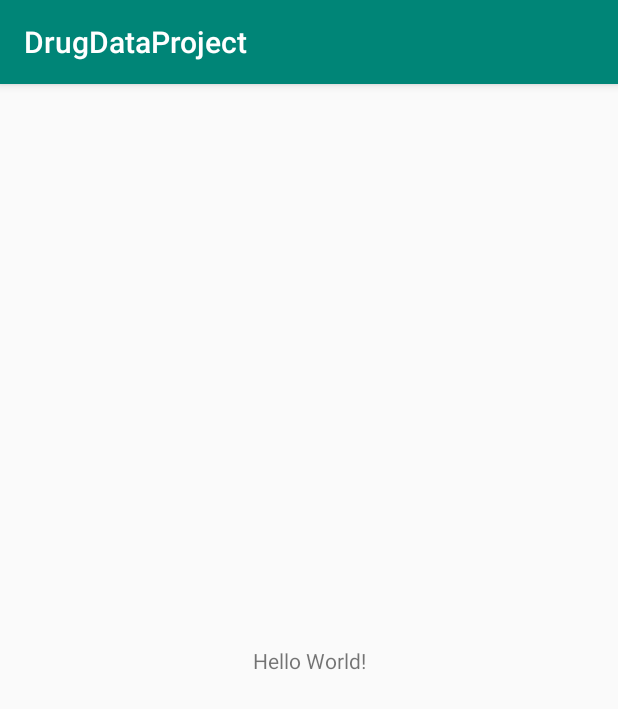
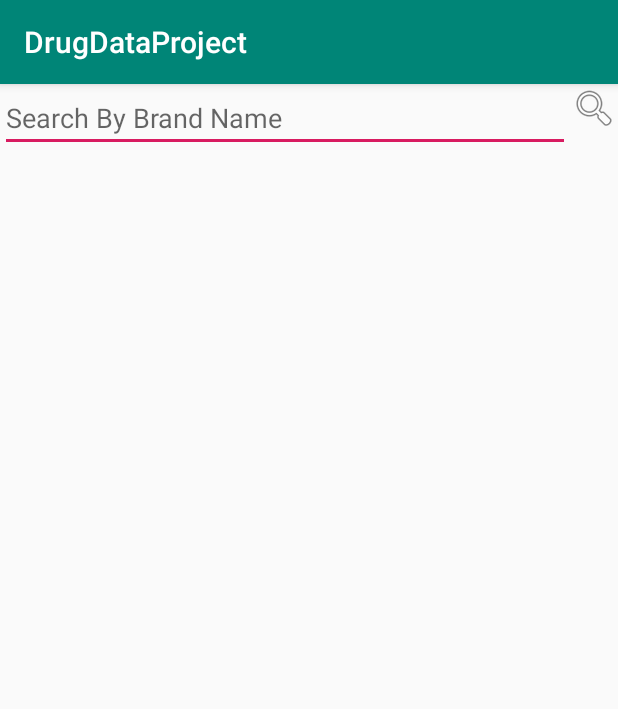
Before and after one commit to ChancePayne/DrugDataProject, an Android app: the screen it shows after launch (MainActivity), on a phone screen of 412 x 824 dp. Shown: the top 709 px of the screen. Run offline under Robolectric (Android 15) with nearby library versions, the phone set to English and light mode, and no system bars.

Commit message:
add view

```diff
--- a/app/src/main/java/com/lambdaschool/drugdataproject/DrugDataRepository.java
+++ b/app/src/main/java/com/lambdaschool/drugdataproject/DrugDataRepository.java
@@ -1,4 +1,7 @@
 package com.lambdaschool.drugdataproject;
 
 public class DrugDataRepository {
+    public DrugDataModel getByBrandName(String name) {
+        return DrugDataAPI.getByBrandName(name);
+    }
 }
--- a/app/src/main/java/com/lambdaschool/drugdataproject/MainActivity.java
+++ b/app/src/main/java/com/lambdaschool/drugdataproject/MainActivity.java
@@ -2,6 +2,7 @@ package com.lambdaschool.drugdataproject;
 
 import android.support.v7.app.AppCompatActivity;
 import android.os.Bundle;
+import android.view.View;
 
 public class MainActivity extends AppCompatActivity {
 
@@ -10,6 +11,11 @@ public class MainActivity extends AppCompatActivity {
         super.onCreate(savedInstanceState);
         setContentView(R.layout.activity_main);
 
-        DrugDataAPI.getDrugData();
+        findViewById(R.id.search_button).setOnClickListener(new View.OnClickListener() {
+            @Override
+            public void onClick(View v) {
+                // search for drug by brand name
+            }
+        });
     }
 }
--- a/app/src/main/res/layout/activity_main.xml
+++ b/app/src/main/res/layout/activity_main.xml
@@ -6,13 +6,30 @@
     android:layout_height="match_parent"
     tools:context=".MainActivity">
 
-    <TextView
+    <EditText
+        android:id="@+id/search_text"
+        android:layout_width="0dp"
+        android:layout_height="wrap_content"
+        android:hint="Search By Brand Name"
+        app:layout_constraintEnd_toStartOf="@+id/search_button"
+        app:layout_constraintHorizontal_bias="0.5"
+        app:layout_constraintStart_toStartOf="parent"
+        app:layout_constraintTop_toTopOf="parent" />
+
+    <ImageView
+        android:id="@+id/search_button"
         android:layout_width="wrap_content"
         android:layout_height="wrap_content"
-        android:text="Hello World!"
-        app:layout_constraintBottom_toBottomOf="parent"
-        app:layout_constraintLeft_toLeftOf="parent"
-        app:layout_constraintRight_toRightOf="parent"
+        android:src="@android:drawable/ic_menu_search"
+        app:layout_constraintHorizontal_bias="0.5"
+        app:layout_constraintEnd_toEndOf="parent"
         app:layout_constraintTop_toTopOf="parent" />
 
+    <TextView
+        android:id="@+id/result_view"
+        app:layout_constraintTop_toBottomOf="@id/search_text"
+        app:layout_constraintBottom_toBottomOf="parent"
+        android:layout_width="match_parent"
+        android:layout_height="0dp" />
+
 </android.support.constraint.ConstraintLayout>
```
